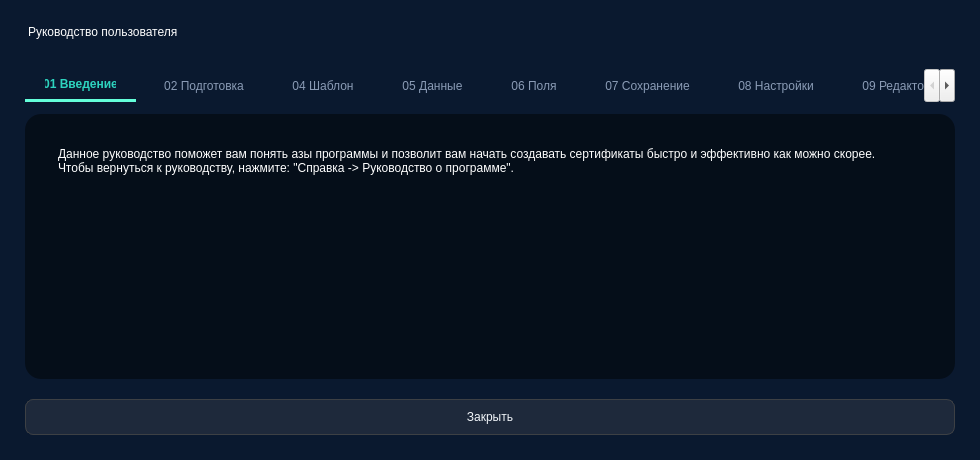
CyberBro9/aobp, file UncompiledUI/helpDialog.ui: the form before one commit.
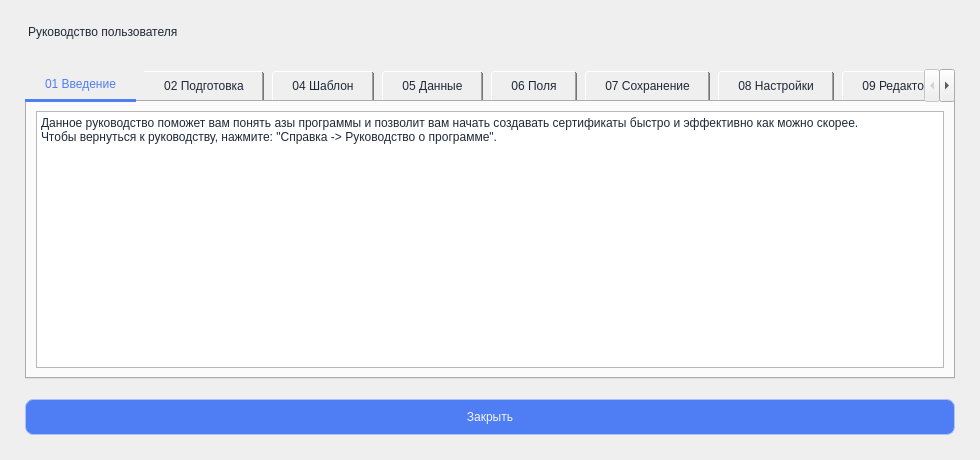
The form after the commit.

Commit message: Finish revamping UI

Diff of the .ui file:
```diff
--- a/UncompiledUI/helpDialog.ui
+++ b/UncompiledUI/helpDialog.ui
@@ -15,77 +15,44 @@
   </property>
   <property name="styleSheet">
    <string notr="true">QDialog {
-	background: #0a192f;
+	background: #F5F7FAf;
 }
 QLabel {
 	font: 20pt 'InterI';
-    color: #ffffff;
+    color: #1F2937;
     padding-bottom: 8px;
     border-bottom: 2px solid #64ffda;
 }
 QPushButton {
-            background-color: #1e293b;
-            border: 1px solid #3d4044;
+            background-color: rgb(79, 125, 243);
+            border: 1px solid rgb(171, 196, 243);
             border-radius: 8px;
             padding: 10px 18px;
             color: #f1f5f9;
             font: 500 11pt 'Inter', 'Segoe UI', 'Yu Gothic UI';
           }
           QPushButton:hover {
-              background: rgba(100,255,218,0.3);
-          }
-          QPushButton:pressed {
-              background: rgba(100,255,218,0.5);
-          }
-QCheckBox {
-              color: #ffffff;
-              font: 12pt 'Inter';
-          }
-          QCheckBox::indicator {
-              width: 20px;
-              height: 20px;
-              border-radius: 6px;
-              background-color: rgb(255, 255, 255);
-          }
-          	QCheckBox::indicator:checked {
-             	background-color: #2dd4bf;
-          	}
-		  	QCheckBox::indicator:unchecked {
-				background-color: rgb(5, 14, 25)
-			}
-          QCheckBox::indicator:hover {
-              background-color: rgb(156, 212, 191)
-          }
-		 QCheckBox::indicator:pressed {
-			 background-color: rgb(52, 247, 221)
-		 }
-
-        QTabWidget::pane {
-            background: #050e19;
-            border-radius: 16px;
-            margin-top: 12px;
-            padding: 20px;
+            background-color: rgb(105, 136, 248);
+        }
+        QPushButton:pressed {
+            background-color: rgb(63, 100, 194);
         }
         QTabBar::tab {
-            background: transparent;
-            color: #8a9bb5;
+            color: #1F2937;
             font: 12pt 'Inter';
             padding: 8px 20px;
             margin-right: 8px;
         }
         QTabBar::tab:selected {
-            color: #2dd4bf;
-            font-weight: bold;
-            border-bottom: 3px solid #64ffda;
+            color: rgb(79, 125, 243);
+            border-bottom: 3px solid rgb(79, 125, 243);
         }
         QTabBar::tab:hover {
             color: rgb(156, 212, 191);
         }
 QTextEdit {
-	background: transparent;
-    color: #ffffff;
+    color: #1F2937;
     font: 12pt 'Inter';
-    border: none;
 }</string>
   </property>
   <layout class="QVBoxLayout" name="mainLayout">
```
Left out of the diff: 2 changed lines with no effect on the pictures. The commit also changes 7 other files.
